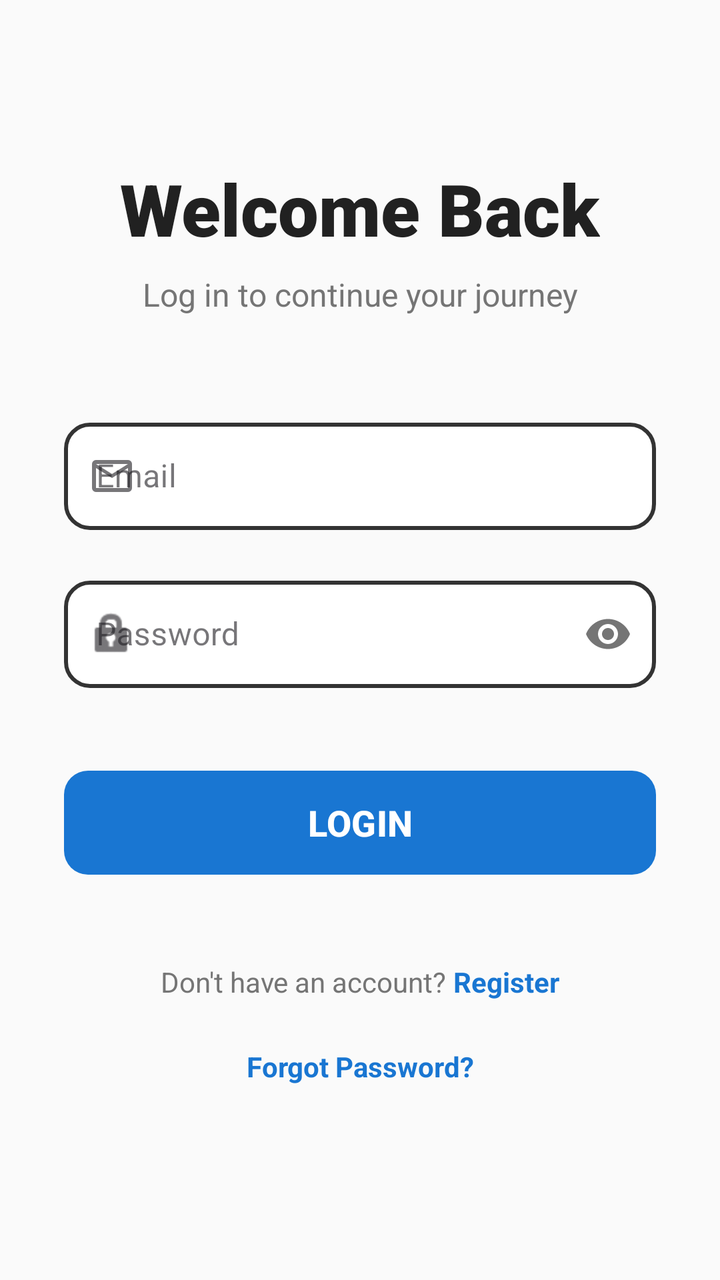
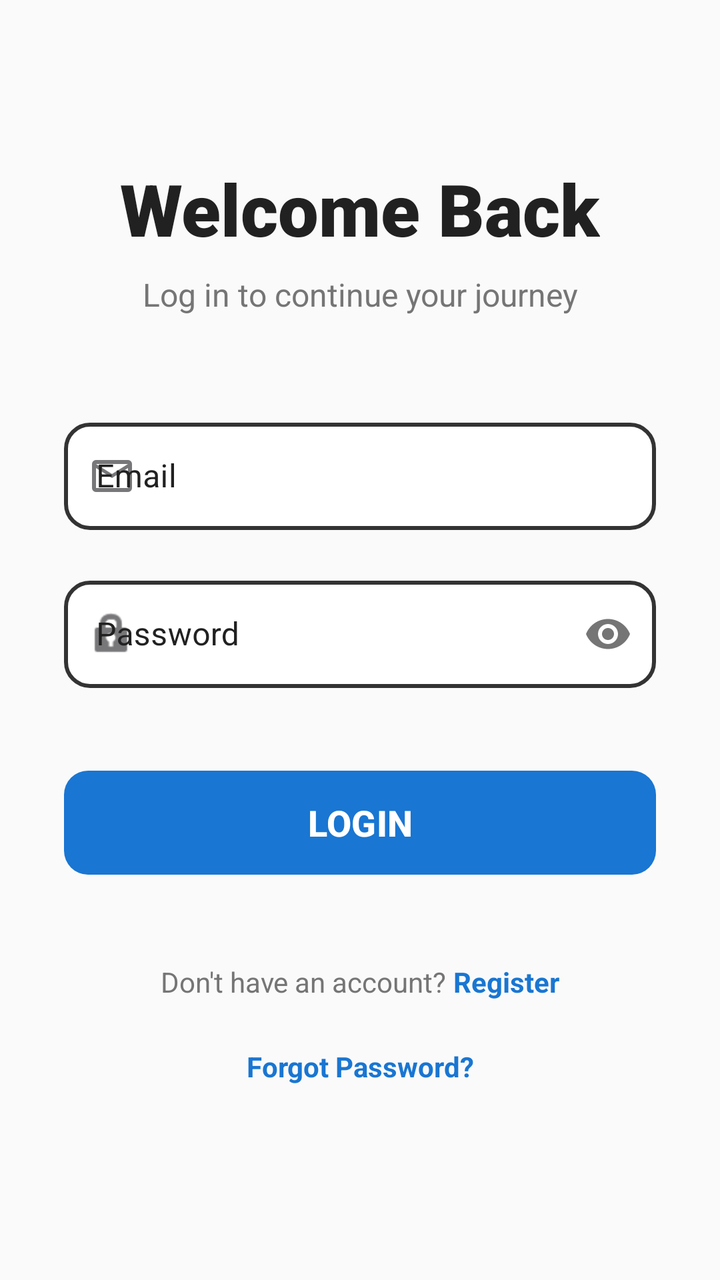

Before-and-after screenshots of an Android layout around one commit, followed by the original layout XML and the change that was made.
<!-- AndroidManifest.xml: application theme Theme.Wanderer -->
<!-- res/layout/activity_login.xml -->
<?xml version="1.0" encoding="utf-8"?>
<androidx.core.widget.NestedScrollView
    xmlns:android="http://schemas.android.com/apk/res/android"
    xmlns:app="http://schemas.android.com/apk/res-auto"
    xmlns:tools="http://schemas.android.com/tools"
    android:layout_width="match_parent"
    android:layout_height="match_parent"
    android:fillViewport="true"
    android:background="#FAFAFA"
    tools:context=".LoginActivity">

    <androidx.constraintlayout.widget.ConstraintLayout
        android:layout_width="match_parent"
        android:layout_height="wrap_content"
        android:paddingBottom="32dp"> 

        
        <TextView
            android:id="@+id/tvLoginTitle"
            android:layout_width="wrap_content"
            android:layout_height="wrap_content"
            android:layout_marginTop="80dp"
            android:fontFamily="sans-serif-black"
            android:text="Welcome Back"
            android:textColor="#212121"
            android:textSize="36sp"
            android:textStyle="bold"
            app:layout_constraintEnd_toEndOf="parent"
            app:layout_constraintStart_toStartOf="parent"
            app:layout_constraintTop_toTopOf="parent" />

        
        <TextView
            android:id="@+id/tvLoginSubtitle"
            android:layout_width="wrap_content"
            android:layout_height="wrap_content"
            android:layout_marginTop="8dp"
            android:text="Log in to continue your journey"
            android:textColor="#757575"
            android:textSize="16sp"
            app:layout_constraintEnd_toEndOf="parent"
            app:layout_constraintStart_toStartOf="parent"
            app:layout_constraintTop_toBottomOf="@id/tvLoginTitle" />

        
        <com.google.android.material.textfield.TextInputLayout
            android:id="@+id/usernameInputLayout"
            style="@style/Widget.MaterialComponents.TextInputLayout.OutlinedBox"
            android:layout_width="match_parent"
            android:layout_height="wrap_content"
            android:layout_marginHorizontal="32dp"
            android:layout_marginTop="48dp"
            android:hint="Email"
            app:boxCornerRadiusBottomEnd="12dp"
            app:boxCornerRadiusBottomStart="12dp"
            app:boxCornerRadiusTopEnd="12dp"
            app:boxCornerRadiusTopStart="12dp"
            app:startIconDrawable="@drawable/mail_icon"
            app:layout_constraintEnd_toEndOf="parent"
            app:layout_constraintStart_toStartOf="parent"
            app:layout_constraintTop_toBottomOf="@id/tvLoginSubtitle">

            <com.google.android.material.textfield.TextInputEditText
                android:id="@+id/etUsername"
                android:layout_width="match_parent"
                android:layout_height="wrap_content"
                android:background="@drawable/custom_input_border"
                android:inputType="textEmailAddress"
                android:padding="16dp"
                android:textColor="#212121"
                android:textColorHint="#757575" />
        </com.google.android.material.textfield.TextInputLayout>

        
        <com.google.android.material.textfield.TextInputLayout
            android:id="@+id/passwordInputLayout"
            style="@style/Widget.MaterialComponents.TextInputLayout.OutlinedBox"
            android:layout_width="match_parent"
            android:layout_height="wrap_content"
            android:layout_marginHorizontal="32dp"
            android:layout_marginTop="20dp"
            android:hint="Password"
            app:boxCornerRadiusBottomEnd="12dp"
            app:boxCornerRadiusBottomStart="12dp"
            app:boxCornerRadiusTopEnd="12dp"
            app:boxCornerRadiusTopStart="12dp"
            app:passwordToggleEnabled="true"
            app:startIconDrawable="@android:drawable/ic_lock_idle_lock"
            app:layout_constraintEnd_toEndOf="parent"
            app:layout_constraintStart_toStartOf="parent"
            app:layout_constraintTop_toBottomOf="@id/usernameInputLayout">

            <com.google.android.material.textfield.TextInputEditText
                android:id="@+id/etPassword"
                android:layout_width="match_parent"
                android:layout_height="wrap_content"
                android:background="@drawable/custom_input_border"
                android:inputType="textPassword"
                android:padding="16dp"
                android:textColor="#212121"
                android:textColorHint="#757575" />
        </com.google.android.material.textfield.TextInputLayout>

        

        

        

        <com.google.android.material.button.MaterialButton
            android:id="@+id/btnLogin"
            android:layout_width="match_parent"
            android:layout_height="60dp"
            android:layout_marginHorizontal="32dp"
            android:text="LOGIN"
            android:textSize="18sp"
            android:textStyle="bold"
            app:backgroundTint="#1976D2"
            app:cornerRadius="12dp"
            app:layout_constraintBottom_toBottomOf="parent"
            app:layout_constraintEnd_toEndOf="parent"
            app:layout_constraintStart_toStartOf="parent"
            app:layout_constraintTop_toBottomOf="@+id/passwordInputLayout"
            app:layout_constraintVertical_bias="0.183" />

        <LinearLayout
            android:id="@+id/layoutRegister"
            android:layout_width="wrap_content"
            android:layout_height="wrap_content"
            android:layout_marginTop="40dp"
            android:orientation="horizontal"
            app:layout_constraintEnd_toEndOf="parent"
            app:layout_constraintStart_toStartOf="parent"
            app:layout_constraintTop_toBottomOf="@id/btnLogin">

            <TextView
                android:layout_width="wrap_content"
                android:layout_height="wrap_content"
                android:text="Don't have an account? "
                android:textColor="#757575" />

            <TextView
                android:id="@+id/tvRegisterLink"
                android:layout_width="wrap_content"
                android:layout_height="wrap_content"
                android:text="Register"
                android:textColor="#1976D2"
                android:textStyle="bold" />

        </LinearLayout>

        <TextView
            android:id="@+id/tvForgotPassword"
            android:layout_width="wrap_content"
            android:layout_height="wrap_content"
            android:layout_marginTop="20dp"
            android:text="Forgot Password?"
            android:textColor="#1976D2"
            android:textSize="14sp"
            android:textStyle="bold"
            app:layout_constraintBottom_toBottomOf="parent"
            app:layout_constraintEnd_toEndOf="parent"
            app:layout_constraintStart_toStartOf="parent"
            app:layout_constraintTop_toBottomOf="@+id/layoutRegister"
            app:layout_constraintVertical_bias="0.049"
            tools:ignore="MissingConstraints" />

        

    </androidx.constraintlayout.widget.ConstraintLayout>
</androidx.core.widget.NestedScrollView>
<!-- resources referenced by this layout -->
<resources>
  <!-- drawable custom_input_border (drawable) -->
  <?xml version="1.0" encoding="utf-8"?>
  <shape xmlns:android="http://schemas.android.com/apk/res/android" android:shape="rectangle">
  
      
      <solid android:color="#FFFFFF" />
  
      
      <stroke
          android:width="2dp"
          android:color="#333333" />
  
      
      <corners android:radius="12dp" />
  
      
      <padding
          android:left="16dp"
          android:top="12dp"
          android:right="16dp"
          android:bottom="12dp" />
  
  </shape>
  <!-- drawable mail_icon (drawable) -->
  <vector xmlns:android="http://schemas.android.com/apk/res/android"
      android:width="24dp"
      android:height="24dp"
      android:viewportWidth="960"
      android:viewportHeight="960">
    <path
        android:pathData="M160,800q-33,0 -56.5,-23.5T80,720v-480q0,-33 23.5,-56.5T160,160h640q33,0 56.5,23.5T880,240v480q0,33 -23.5,56.5T800,800L160,800ZM480,520L160,320v400h640v-400L480,520ZM480,440 L800,240L160,240l320,200ZM160,320v-80,480 -400Z"
        android:fillColor="#e3e3e3"/>
  </vector>
  <style name="Theme.Wanderer" parent="Base.Theme.Wanderer" />
  <style name="Base.Theme.Wanderer" parent="Theme.Material3.DayNight.NoActionBar">
          
          
      </style>
</resources>

<!-- the commit's change to res/layout/activity_login.xml (unified diff, before → after) -->
@@ -51,6 +51,7 @@
             android:layout_marginHorizontal="32dp"
             android:layout_marginTop="48dp"
             android:hint="Email"
+            android:textColorHint="#212121"
             app:boxCornerRadiusBottomEnd="12dp"
             app:boxCornerRadiusBottomStart="12dp"
             app:boxCornerRadiusTopEnd="12dp"
@@ -80,6 +81,7 @@
             android:layout_marginHorizontal="32dp"
             android:layout_marginTop="20dp"
             android:hint="Password"
+            android:textColorHint="#212121"
             app:boxCornerRadiusBottomEnd="12dp"
             app:boxCornerRadiusBottomStart="12dp"
             app:boxCornerRadiusTopEnd="12dp"
